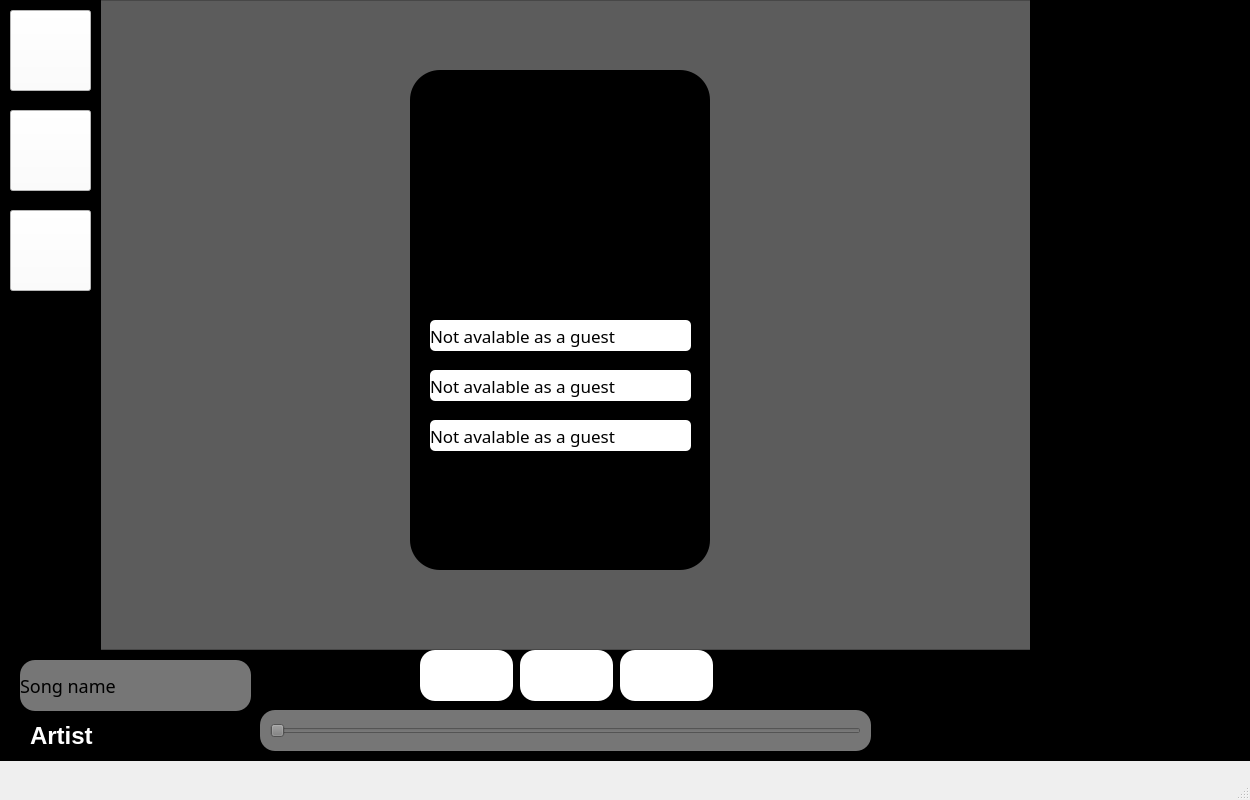
The window that ui/mainmenu.ui (DoMinhTuong/python-app) describes before a commit, drawn with Qt 5.
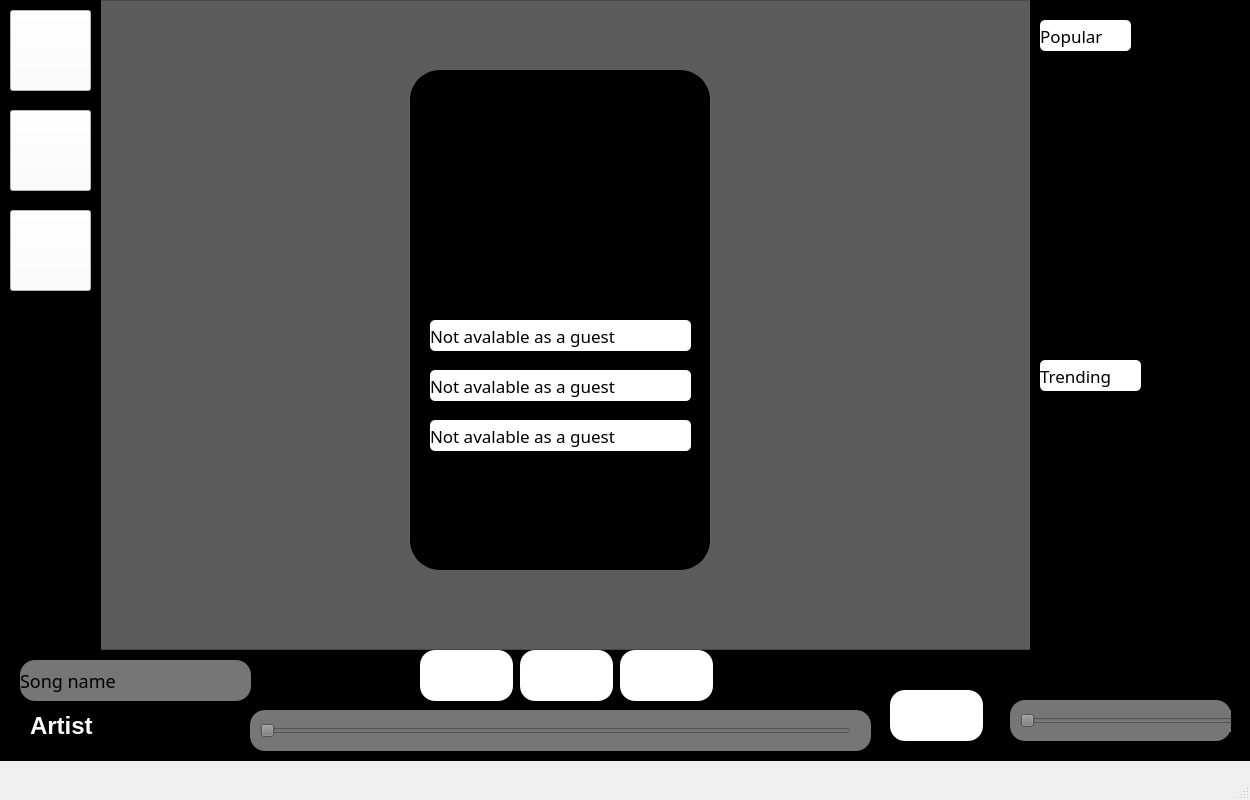
The same window after the commit. The open tabs and pages were chosen to show the change. Icons and pictures are not drawn.

Diff of the .ui file:
```diff
--- a/ui/mainmenu.ui
+++ b/ui/mainmenu.ui
@@ -886,7 +886,7 @@
        <x>20</x>
        <y>10</y>
        <width>231</width>
-       <height>51</height>
+       <height>41</height>
       </rect>
      </property>
      <property name="font">
@@ -905,44 +905,11 @@
       <string>Song name</string>
      </property>
     </widget>
-    <widget class="QFrame" name="frame_10">
-     <property name="geometry">
-      <rect>
-       <x>260</x>
-       <y>60</y>
-       <width>611</width>
-       <height>41</height>
-      </rect>
-     </property>
-     <property name="styleSheet">
-      <string notr="true">background-color:rgb(118, 118, 118);
-border-radius: 15px;</string>
-     </property>
-     <property name="frameShape">
-      <enum>QFrame::Shape::StyledPanel</enum>
-     </property>
-     <property name="frameShadow">
-      <enum>QFrame::Shadow::Raised</enum>
-     </property>
-     <widget class="QSlider" name="horizontalSlider">
-      <property name="geometry">
-       <rect>
-        <x>10</x>
-        <y>10</y>
-        <width>591</width>
-        <height>22</height>
-       </rect>
-      </property>
-      <property name="orientation">
-       <enum>Qt::Orientation::Horizontal</enum>
-      </property>
-     </widget>
-    </widget>
     <widget class="QLabel" name="label">
      <property name="geometry">
       <rect>
        <x>30</x>
-       <y>70</y>
+       <y>60</y>
        <width>191</width>
        <height>31</height>
       </rect>
@@ -1004,6 +971,94 @@
        <normaloff>../img/forward-solid.svg</normaloff>../img/forward-solid.svg</iconset>
      </property>
     </widget>
+    <widget class="QPushButton" name="start_btn_4">
+     <property name="geometry">
+      <rect>
+       <x>890</x>
+       <y>40</y>
+       <width>93</width>
+       <height>51</height>
+      </rect>
+     </property>
+     <property name="styleSheet">
+      <string notr="true">background-color:rgb(255, 255, 255);
+border-radius: 15px;
+</string>
+     </property>
+     <property name="text">
+      <string/>
+     </property>
+     <property name="icon">
+      <iconset>
+       <normaloff>../img/images.png</normaloff>../img/images.png</iconset>
+     </property>
+    </widget>
+    <widget class="QFrame" name="frame_10">
+     <property name="geometry">
+      <rect>
+       <x>1010</x>
+       <y>50</y>
+       <width>221</width>
+       <height>41</height>
+      </rect>
+     </property>
+     <property name="styleSheet">
+      <string notr="true">background-color:rgb(118, 118, 118);
+border-radius: 15px;</string>
+     </property>
+     <property name="frameShape">
+      <enum>QFrame::Shape::StyledPanel</enum>
+     </property>
+     <property name="frameShadow">
+      <enum>QFrame::Shadow::Raised</enum>
+     </property>
+     <widget class="QSlider" name="horizontalSlider">
+      <property name="geometry">
+       <rect>
+        <x>10</x>
+        <y>10</y>
+        <width>591</width>
+        <height>22</height>
+       </rect>
+      </property>
+      <property name="orientation">
+       <enum>Qt::Orientation::Horizontal</enum>
+      </property>
+     </widget>
+    </widget>
+    <widget class="QFrame" name="frame_11">
+     <property name="geometry">
+      <rect>
+       <x>250</x>
+       <y>60</y>
+       <width>621</width>
+       <height>41</height>
+      </rect>
+     </property>
+     <property name="styleSheet">
+      <string notr="true">background-color:rgb(118, 118, 118);
+border-radius: 15px;</string>
+     </property>
+     <property name="frameShape">
+      <enum>QFrame::Shape::StyledPanel</enum>
+     </property>
+     <property name="frameShadow">
+      <enum>QFrame::Shadow::Raised</enum>
+     </property>
+     <widget class="QSlider" name="horizontalSlider_2">
+      <property name="geometry">
+       <rect>
+        <x>10</x>
+        <y>10</y>
+        <width>591</width>
+        <height>22</height>
+       </rect>
+      </property>
+      <property name="orientation">
+       <enum>Qt::Orientation::Horizontal</enum>
+      </property>
+     </widget>
+    </widget>
    </widget>
    <widget class="QFrame" name="frame_9">
     <property name="geometry">
@@ -1108,6 +1163,52 @@
     <property name="frameShadow">
      <enum>QFrame::Shadow::Raised</enum>
     </property>
+    <widget class="QLabel" name="username_label_2">
+     <property name="geometry">
+      <rect>
+       <x>10</x>
+       <y>20</y>
+       <width>91</width>
+       <height>31</height>
+      </rect>
+     </property>
+     <property name="font">
+      <font>
+       <family>Segoe UI Black</family>
+       <pointsize>13</pointsize>
+      </font>
+     </property>
+     <property name="styleSheet">
+      <string notr="true">background-color:rgb(255, 255, 255);
+border-radius: 5px;</string>
+     </property>
+     <property name="text">
+      <string>Popular</string>
+     </property>
+    </widget>
+    <widget class="QLabel" name="username_label_3">
+     <property name="geometry">
+      <rect>
+       <x>10</x>
+       <y>360</y>
+       <width>101</width>
+       <height>31</height>
+      </rect>
+     </property>
+     <property name="font">
+      <font>
+       <family>Segoe UI Black</family>
+       <pointsize>13</pointsize>
+      </font>
+     </property>
+     <property name="styleSheet">
+      <string notr="true">background-color:rgb(255, 255, 255);
+border-radius: 5px;</string>
+     </property>
+     <property name="text">
+      <string>Trending</string>
+     </property>
+    </widget>
    </widget>
   </widget>
   <widget class="QMenuBar" name="menubar">
```
Left out of the diff: 4 changed lines with no effect on the pictures.
